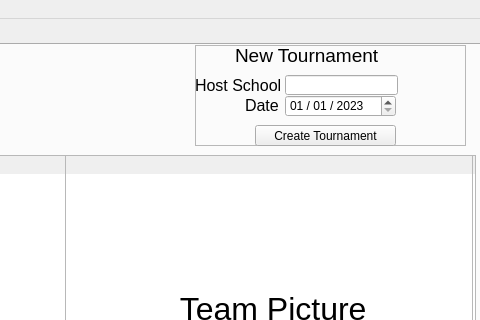
Before: the Qt Designer form Forensics_Organizer.ui in goldRust/4n6_tracker, drawn with Qt 5; both pictures show x 587 to 1067 and y 0 to 320 of the 1067 by 862 pixel window.
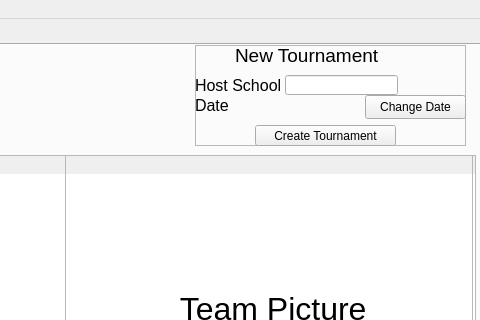
After: the same form once the commit is applied. The open tabs and pages were chosen to show the change.

Commit message: Added custom info message system to avoid windows ding sound. Implemented new date selection tool for new tournaments. (needs some error handling)

Diff of the .ui file:
```diff
--- a/Forensics_Organizer.ui
+++ b/Forensics_Organizer.ui
@@ -699,39 +699,6 @@
         <string>Host School</string>
        </property>
       </widget>
-      <widget class="QDateEdit" name="nt_date">
-       <property name="geometry">
-        <rect>
-         <x>90</x>
-         <y>50</y>
-         <width>111</width>
-         <height>22</height>
-        </rect>
-       </property>
-       <property name="dateTime">
-        <datetime>
-         <hour>0</hour>
-         <minute>0</minute>
-         <second>0</second>
-         <year>2023</year>
-         <month>1</month>
-         <day>1</day>
-        </datetime>
-       </property>
-       <property name="minimumTime">
-        <time>
-         <hour>0</hour>
-         <minute>0</minute>
-         <second>0</second>
-        </time>
-       </property>
-       <property name="currentSection">
-        <enum>QDateTimeEdit::MonthSection</enum>
-       </property>
-       <property name="displayFormat">
-        <string>MM / dd / yyyy</string>
-       </property>
-      </widget>
       <widget class="QLineEdit" name="nt_host">
        <property name="geometry">
         <rect>
@@ -745,9 +712,9 @@
       <widget class="QLabel" name="label_5">
        <property name="geometry">
         <rect>
-         <x>50</x>
+         <x>0</x>
          <y>50</y>
-         <width>71</width>
+         <width>171</width>
          <height>21</height>
         </rect>
        </property>
@@ -778,6 +745,19 @@
         <string>New Tournament</string>
        </property>
       </widget>
+      <widget class="QPushButton" name="change_date">
+       <property name="geometry">
+        <rect>
+         <x>170</x>
+         <y>50</y>
+         <width>101</width>
+         <height>24</height>
+        </rect>
+       </property>
+       <property name="text">
+        <string>Change Date</string>
+       </property>
+      </widget>
      </widget>
      <widget class="QPushButton" name="awards_button">
       <property name="enabled">
```
Left out of the diff: 28 changed lines with no effect on the pictures. The commit also changes 6 other files.
